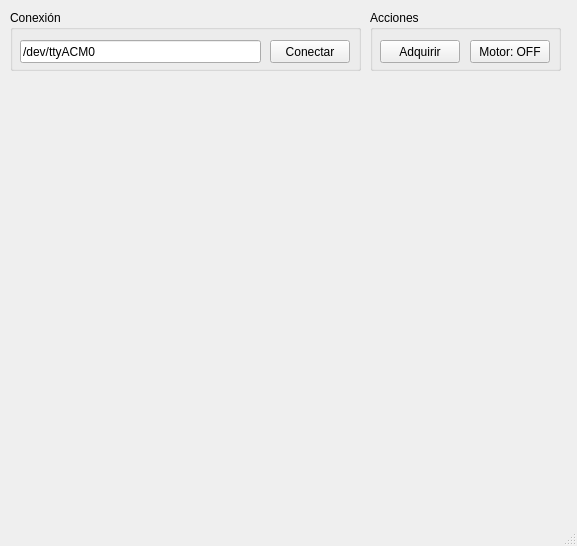
Old version of the form gui.ui in the repository miligon/practica_PIC.
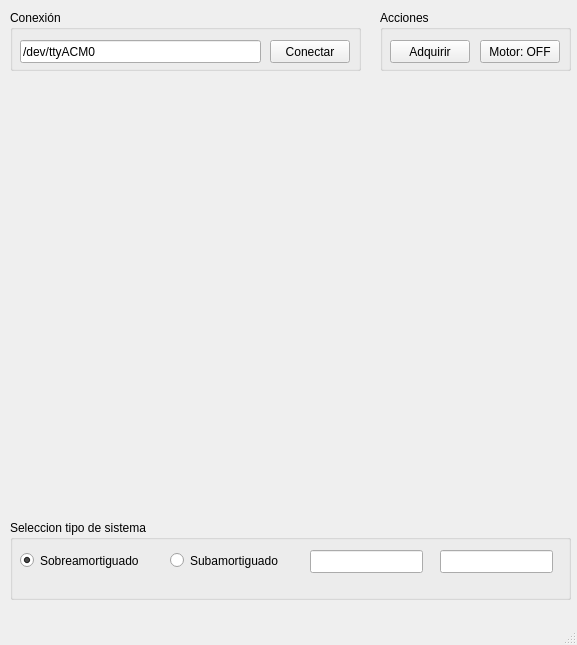
New version of the form.

The edit to the form file:
```diff
--- a/gui.ui
+++ b/gui.ui
@@ -7,7 +7,7 @@
     <x>0</x>
     <y>0</y>
     <width>577</width>
-    <height>546</height>
+    <height>645</height>
    </rect>
   </property>
   <property name="windowTitle">
@@ -56,7 +56,7 @@
    <widget class="QGroupBox" name="groupBox_2">
     <property name="geometry">
      <rect>
-      <x>370</x>
+      <x>380</x>
       <y>10</y>
       <width>191</width>
       <height>61</height>
@@ -97,11 +97,73 @@
      <rect>
       <x>10</x>
       <y>80</y>
-      <width>551</width>
+      <width>561</width>
       <height>431</height>
      </rect>
     </property>
    </widget>
+   <widget class="QGroupBox" name="groupBox_3">
+    <property name="geometry">
+     <rect>
+      <x>10</x>
+      <y>520</y>
+      <width>561</width>
+      <height>80</height>
+     </rect>
+    </property>
+    <property name="title">
+     <string>Seleccion tipo de sistema</string>
+    </property>
+    <widget class="QRadioButton" name="radioSobre">
+     <property name="geometry">
+      <rect>
+       <x>10</x>
+       <y>30</y>
+       <width>141</width>
+       <height>21</height>
+      </rect>
+     </property>
+     <property name="text">
+      <string>Sobreamortiguado</string>
+     </property>
+     <property name="checked">
+      <bool>true</bool>
+     </property>
+    </widget>
+    <widget class="QRadioButton" name="radioSub">
+     <property name="geometry">
+      <rect>
+       <x>160</x>
+       <y>30</y>
+       <width>131</width>
+       <height>21</height>
+      </rect>
+     </property>
+     <property name="text">
+      <string>Subamortiguado</string>
+     </property>
+    </widget>
+    <widget class="QLineEdit" name="txtWn">
+     <property name="geometry">
+      <rect>
+       <x>300</x>
+       <y>30</y>
+       <width>113</width>
+       <height>23</height>
+      </rect>
+     </property>
+    </widget>
+    <widget class="QLineEdit" name="txtZ">
+     <property name="geometry">
+      <rect>
+       <x>430</x>
+       <y>30</y>
+       <width>113</width>
+       <height>23</height>
+      </rect>
+     </property>
+    </widget>
+   </widget>
   </widget>
   <widget class="QStatusBar" name="statusbar"/>
  </widget>
```
